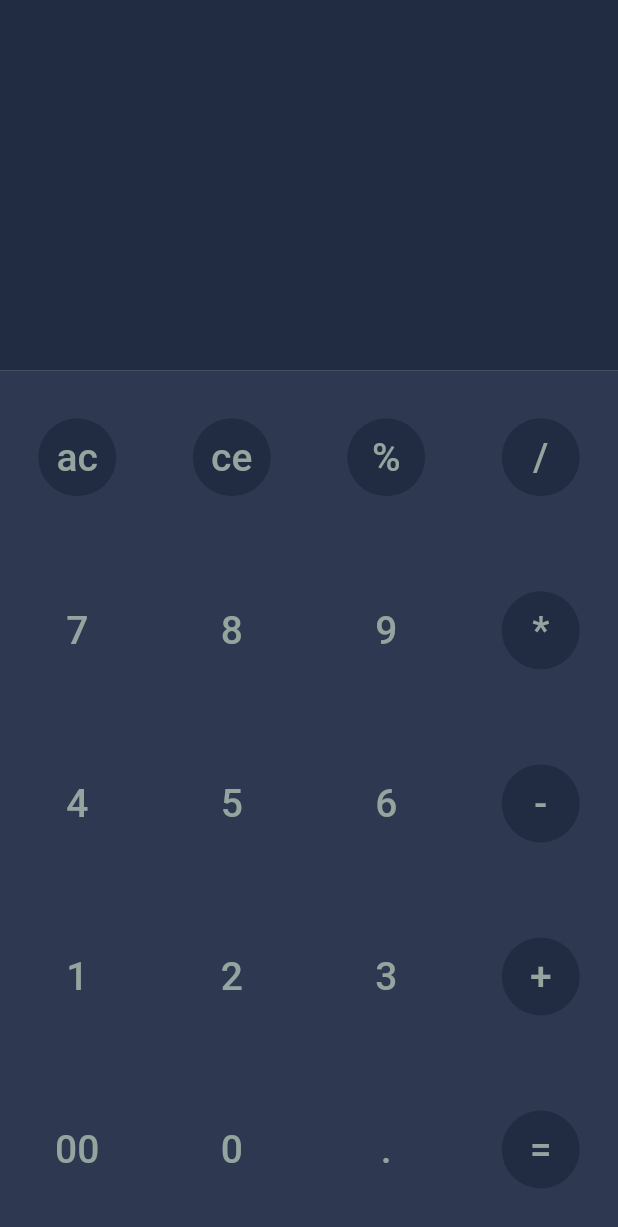
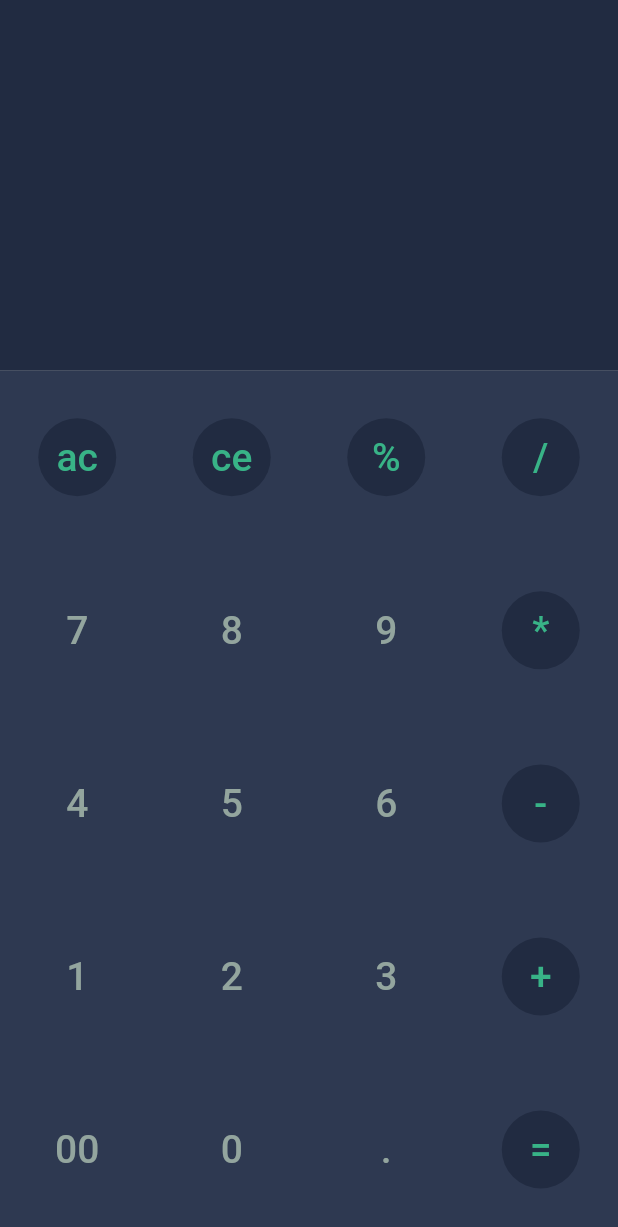
Before and after one commit to amirahmadadibi/calculator_application, a Flutter app: the screen it shows after launch, on a phone screen of 412 x 824 dp. Shown: the top 1227 px of the screen. Run offline on Flutter 3.47's test engine with Material 2 defaults, Android fonts, the phone set to English and light mode, and no system bars; our stand-ins replace hexcolor.

Commit message:
week6 solve chalnge hanlde actions text color

```diff
--- a/lib/main.dart
+++ b/lib/main.dart
@@ -24,7 +24,10 @@ class Application extends StatelessWidget {
             child: Text(
               text1,
               textAlign: TextAlign.center,
-              style: TextStyle(fontSize: 26, color: textGrey),
+              style: TextStyle(
+                fontSize: 26,
+                color: getTextColor(text1),
+              ),
             ),
           ),
         ),
@@ -40,7 +43,10 @@ class Application extends StatelessWidget {
             child: Text(
               text2,
               textAlign: TextAlign.center,
-              style: TextStyle(fontSize: 26, color: textGrey),
+              style: TextStyle(
+                fontSize: 26,
+                color: getTextColor(text2),
+              ),
             ),
           ),
         ),
@@ -56,7 +62,10 @@ class Application extends StatelessWidget {
             child: Text(
               text3,
               textAlign: TextAlign.center,
-              style: TextStyle(fontSize: 26, color: textGrey),
+              style: TextStyle(
+                fontSize: 26,
+                color: getTextColor(text3),
+              ),
             ),
           ),
         ),
@@ -72,7 +81,10 @@ class Application extends StatelessWidget {
             child: Text(
               text4,
               textAlign: TextAlign.center,
-              style: TextStyle(fontSize: 26, color: textGrey),
+              style: TextStyle(
+                fontSize: 26,
+                color: getTextColor(text4),
+              ),
             ),
           ),
         )
@@ -136,4 +148,12 @@ class Application extends StatelessWidget {
       return backgroundGrey;
     }
   }
+
+  Color getTextColor(String text) {
+    if (isOperator(text)) {
+      return textGreen;
+    } else {
+      return textGrey;
+    }
+  }
 }
```
